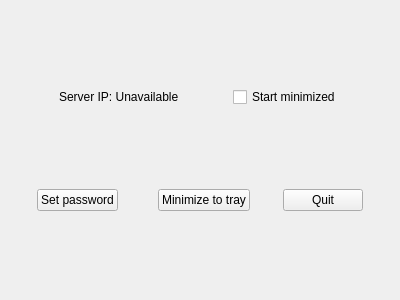
This is mainwindow.ui in krogank9/WifiMouseServer as Qt 5 draws it before an edit. The edited form follows.
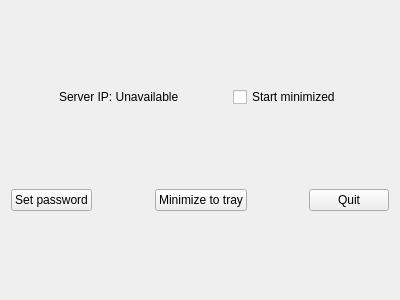
This is the edited form.

Patch:
```diff
--- a/mainwindow.ui
+++ b/mainwindow.ui
@@ -84,19 +84,6 @@
     </item>
     <item>
      <layout class="QHBoxLayout" name="horizontalLayout">
-      <item>
-       <spacer name="l_spacer">
-        <property name="orientation">
-         <enum>Qt::Horizontal</enum>
-        </property>
-        <property name="sizeHint" stdset="0">
-         <size>
-          <width>40</width>
-          <height>20</height>
-         </size>
-        </property>
-       </spacer>
-      </item>
       <item>
        <widget class="QPushButton" name="passwordButton">
         <property name="text">
@@ -144,19 +131,6 @@
         </property>
        </widget>
       </item>
-      <item>
-       <spacer name="r_spacer">
-        <property name="orientation">
-         <enum>Qt::Horizontal</enum>
-        </property>
-        <property name="sizeHint" stdset="0">
-         <size>
-          <width>40</width>
-          <height>20</height>
-         </size>
-        </property>
-       </spacer>
-      </item>
      </layout>
     </item>
    </layout>
```
